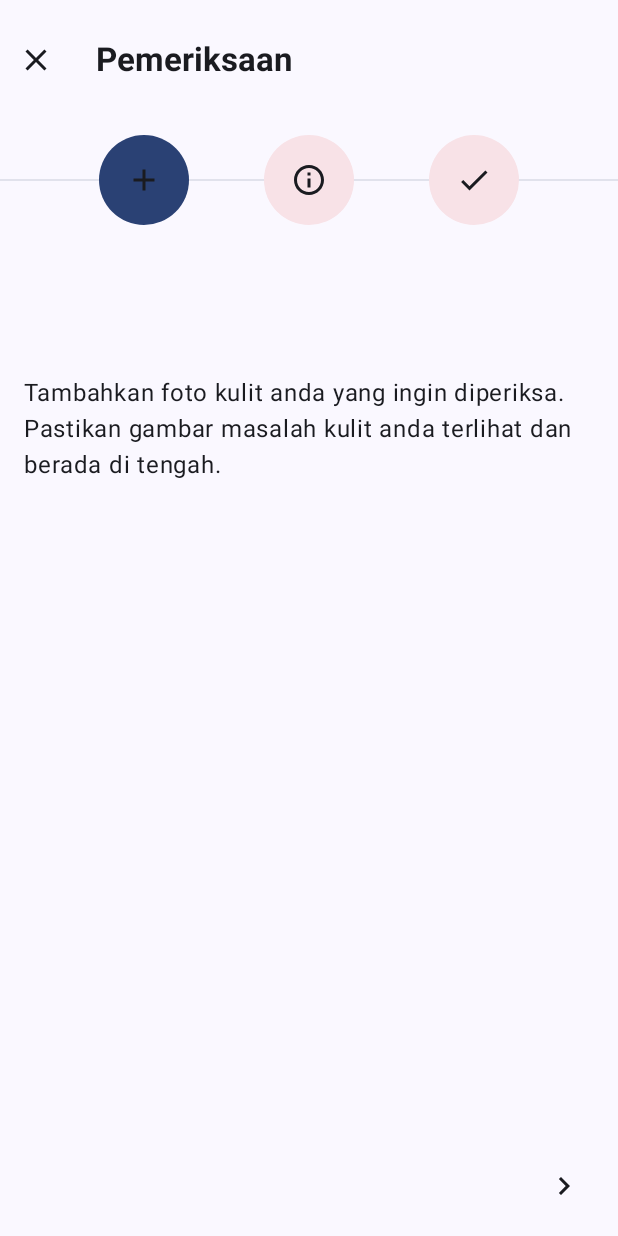
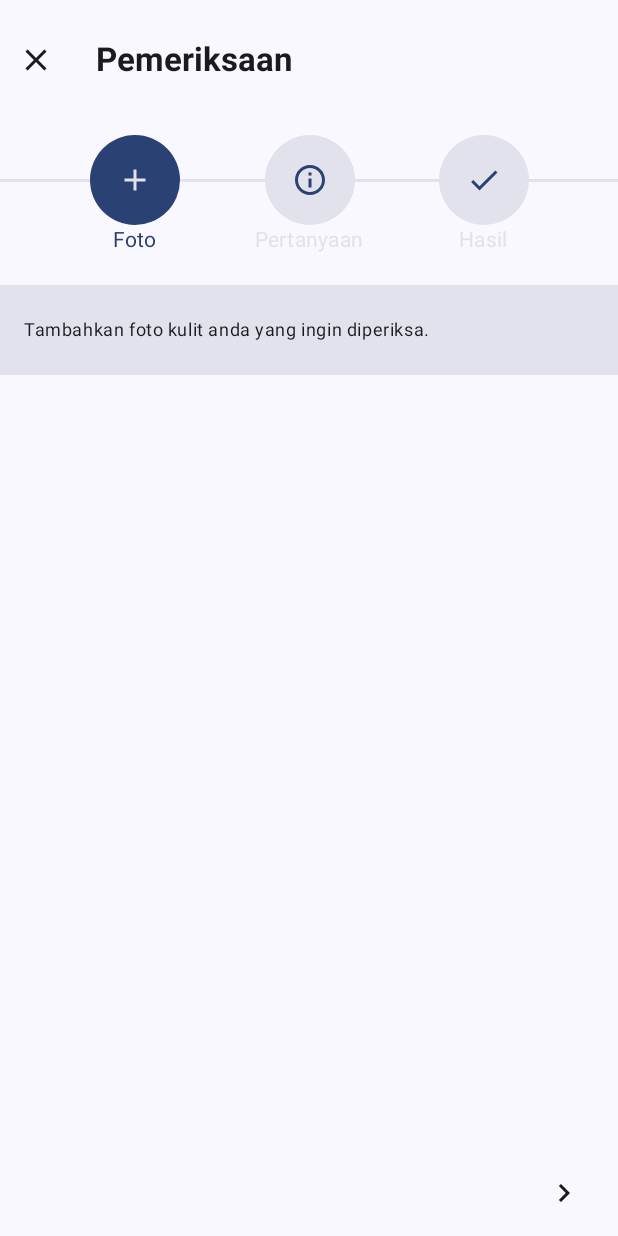
Before and after one commit to Bangkit-Capstone-C23-PS455-Team/scantion-compose, an Android app built with Jetpack Compose: the examination_screen screen opened through its navigation route, on a phone screen of 412 x 824 dp. Run offline under Robolectric (Android 15) with nearby library versions, the phone set to English and light mode, and no system bars; our stand-ins replace Dagger/Hilt's generated code, accompanist.

Commit message:
add question page and enhance indicator examnination screen

```diff
--- a/app/src/main/java/com/whyaji/scantion/screen/Examination.kt
+++ b/app/src/main/java/com/whyaji/scantion/screen/Examination.kt
@@ -1,9 +1,6 @@
 package com.whyaji.scantion.screen
 
 import androidx.compose.animation.AnimatedVisibility
-import androidx.compose.animation.core.Spring
-import androidx.compose.animation.core.animateDpAsState
-import androidx.compose.animation.core.spring
 import androidx.compose.animation.fadeIn
 import androidx.compose.animation.fadeOut
 import androidx.compose.foundation.background
@@ -18,7 +15,6 @@ import androidx.compose.foundation.layout.fillMaxWidth
 import androidx.compose.foundation.layout.height
 import androidx.compose.foundation.layout.padding
 import androidx.compose.foundation.layout.size
-import androidx.compose.foundation.layout.width
 import androidx.compose.foundation.shape.CircleShape
 import androidx.compose.material.icons.Icons
 import androidx.compose.material.icons.outlined.Add
@@ -27,16 +23,17 @@ import androidx.compose.material.icons.outlined.Close
 import androidx.compose.material.icons.outlined.Info
 import androidx.compose.material.icons.outlined.KeyboardArrowLeft
 import androidx.compose.material.icons.outlined.KeyboardArrowRight
+import androidx.compose.material3.ExperimentalMaterial3Api
 import androidx.compose.material3.Icon
 import androidx.compose.material3.IconButton
 import androidx.compose.material3.MaterialTheme
+import androidx.compose.material3.OutlinedTextField
 import androidx.compose.material3.Text
 import androidx.compose.runtime.Composable
 import androidx.compose.runtime.rememberCoroutineScope
 import androidx.compose.ui.Alignment
 import androidx.compose.ui.Modifier
 import androidx.compose.ui.draw.clip
-import androidx.compose.ui.graphics.Color
 import androidx.compose.ui.graphics.vector.ImageVector
 import androidx.compose.ui.text.font.FontWeight
 import androidx.compose.ui.unit.dp
@@ -45,6 +42,12 @@ import com.google.accompanist.pager.ExperimentalPagerApi
 import com.google.accompanist.pager.HorizontalPager
 import com.google.accompanist.pager.rememberPagerState
 import kotlinx.coroutines.launch
+import androidx.compose.runtime.getValue
+import androidx.compose.runtime.mutableStateOf
+import androidx.compose.runtime.saveable.rememberSaveable
+import androidx.compose.runtime.setValue
+import com.whyaji.scantion.ui.component.AuthSpacer
+import com.whyaji.scantion.ui.component.TextFieldQuestion
 
 
 class ExaminationItems (
@@ -56,18 +59,17 @@ class ExaminationItems (
         fun getData(): List<ExaminationItems> {
             return listOf(
                 ExaminationItems(
-                    "photo",
-                    "Tambahkan foto kulit anda yang ingin diperiksa. \n" +
-                            "Pastikan gambar masalah kulit anda terlihat dan berada di tengah.",
+                    "Foto",
+                    "Tambahkan foto kulit anda yang ingin diperiksa.",
                     Icons.Outlined.Add
                 ),
                 ExaminationItems(
-                    "question",
+                    "Pertanyaan",
                     "Jawablah beberapa pertanyaan berikut.",
                     Icons.Outlined.Info
                 ),
                 ExaminationItems(
-                    "result",
+                    "Hasil",
                     "Ini lah hasil dari pemeriksaan masalah kulit anda.",
                     Icons.Outlined.Check
                 )
@@ -83,6 +85,10 @@ fun Examination(navController: NavHostController) {
     val scope = rememberCoroutineScope()
     val pageState = rememberPagerState()
 
+    var bodyPart by rememberSaveable { mutableStateOf("") }
+    var howLong by rememberSaveable { mutableStateOf("") }
+    var symptom by rememberSaveable { mutableStateOf("") }
+
     Column(modifier = Modifier.fillMaxSize()) {
         TopSection(items = items, index = pageState.currentPage, navController)
 
@@ -93,7 +99,16 @@ fun Examination(navController: NavHostController) {
                 .fillMaxHeight(0.9f)
                 .fillMaxWidth()
         ) { page ->
-            ExaminationItem(items = items[page], page, navController)
+            ExaminationItem(
+                page,
+                navController,
+                bodyPart,
+                howLong,
+                symptom,
+                onBodyPartChange = { bodyPart = it },
+                onSymptomChange = { symptom = it } ,
+                onHowLongChange = { howLong = it }
+            )
         }
 
 
@@ -110,21 +125,77 @@ fun Examination(navController: NavHostController) {
 }
 
 @Composable
-private fun ExaminationItem(items: ExaminationItems, page: Int, navController: NavHostController) {
+private fun ExaminationItem(
+    page: Int,
+    navController: NavHostController,
+    bodyPart: String,
+    symptom: String,
+    howLong: String,
+    onBodyPartChange: (String) -> Unit,
+    onSymptomChange: (String) -> Unit,
+    onHowLongChange: (String) -> Unit
+) {
+    when (page) {
+        0 -> {
+
+        }
+        1 -> {
+            QuestionPage(
+                bodyPart,
+                howLong,
+                symptom,
+                onBodyPartChange,
+                onSymptomChange,
+                onHowLongChange
+            )
+        }
+        2 -> {
+
+        }
+    }
+}
+
+@OptIn(ExperimentalMaterial3Api::class)
+@Composable
+private fun QuestionPage(
+    bodyPart: String,
+    symptom: String,
+    howLong: String,
+    onBodyPartChange: (String) -> Unit,
+    onSymptomChange: (String) -> Unit,
+    onHowLongChange: (String) -> Unit,
+) {
     Column(
         modifier = Modifier
             .fillMaxSize()
-            .padding(horizontal = 16.dp),
+            .padding(top = 20.dp, start = 16.dp, end = 16.dp),
+        verticalArrangement = Arrangement.spacedBy(20.dp)
     ) {
-        Text(text = items.hint,
-        modifier = Modifier.padding(top = 100.dp))
+        TextFieldQuestion(
+            text = "Bagian kulit mana yang diperiksa?",
+            placeholder = "Bagian Kulit (misal: Tangan)",
+            value = bodyPart,
+            onChangeValue = onBodyPartChange
+        )
+        TextFieldQuestion(
+            text = "Sudah berapa lama masalah kulit ini muncul?",
+            placeholder = "Berapa lama (misal: 1 tahun 2 bulan)",
+            value = symptom,
+            onChangeValue = onSymptomChange
+        )
+        TextFieldQuestion(
+            text = "Apa saja gejala kulit yang anda alami?",
+            placeholder = "Gejala (misal: gatal, panas, kering)",
+            value = howLong,
+            onChangeValue = onHowLongChange
+        )
     }
 }
 
 @Composable
 private fun TopSection(items: List<ExaminationItems>, index: Int, navController: NavHostController) {
     val size = items.size
-    Column() {
+    Column {
         Row(
             modifier = Modifier
                 .fillMaxWidth()
@@ -152,12 +223,15 @@ private fun TopSection(items: List<ExaminationItems>, index: Int, navController:
             modifier = Modifier.fillMaxWidth(),
             contentAlignment = Alignment.Center
         ) {
+            Column {
                 Box(
                     modifier = Modifier
                         .fillMaxWidth()
-                    .height(1.dp)
+                        .height(2.dp)
                         .background(color = MaterialTheme.colorScheme.surfaceVariant),
                 )
+                Spacer(modifier = Modifier.height(20.dp))
+            }
             // Indicators
             Row(
                 verticalAlignment = Alignment.CenterVertically,
@@ -168,22 +242,51 @@ private fun TopSection(items: List<ExaminationItems>, index: Int, navController:
                 }
             }
         }
+        Spacer(modifier = Modifier.height(20.dp))
+        Box(
+            modifier = Modifier
+                .fillMaxWidth()
+                .height(60.dp)
+                .background(color = MaterialTheme.colorScheme.surfaceVariant),
+            contentAlignment = Alignment.CenterStart,
+        ) {
+            Text(
+                text = items[index].hint,
+                modifier = Modifier.padding(horizontal = 16.dp),
+                style = MaterialTheme.typography.bodySmall
+            )
+        }
     }
 }
 
 @Composable
 private fun Indicator(isSelected: Boolean, items: ExaminationItems) {
+    val colorPrimary = if (isSelected) MaterialTheme.colorScheme.primary else MaterialTheme.colorScheme.surfaceVariant
+    val colorSurfaceVariant = if (!isSelected) MaterialTheme.colorScheme.primary else MaterialTheme.colorScheme.surfaceVariant
+    Column(
+        modifier = Modifier.height(80.dp),
+        horizontalAlignment = Alignment.CenterHorizontally,
+        verticalArrangement = Arrangement.SpaceBetween
+    ) {
         Box(
             modifier = Modifier
                 .clip(CircleShape)
                 .size(60.dp)
                 .background(
-                color = if (isSelected) MaterialTheme.colorScheme.primary else Color(0XFFF8E2E7)
+                    color = colorPrimary
                 ),
             contentAlignment = Alignment.Center
         ) {
             Icon(
-            imageVector = items.icon, contentDescription = "icon indicator"
+                imageVector = items.icon,
+                contentDescription = "icon indicator",
+                tint = colorSurfaceVariant
+            )
+        }
+        Text(
+            text = items.pageName,
+            style = MaterialTheme.typography.bodyMedium,
+            color = colorPrimary,
         )
     }
 }
--- a/app/src/main/java/com/whyaji/scantion/screen/Walktrhough.kt
+++ b/app/src/main/java/com/whyaji/scantion/screen/Walktrhough.kt
@@ -15,8 +15,6 @@ import androidx.compose.foundation.shape.CircleShape
 import androidx.compose.material.icons.Icons
 import androidx.compose.material.icons.outlined.KeyboardArrowLeft
 import androidx.compose.material.icons.outlined.KeyboardArrowRight
-import androidx.compose.material3.Button
-import androidx.compose.material3.ButtonDefaults
 import androidx.compose.material3.Icon
 import androidx.compose.material3.IconButton
 import androidx.compose.material3.MaterialTheme
```
Also changed, not shown: app/src/main/java/com/whyaji/scantion/ui/component/TextFieldQuestion.kt (added, +33 -0 lines). Lines whose indentation alone changed are shown as unchanged.
